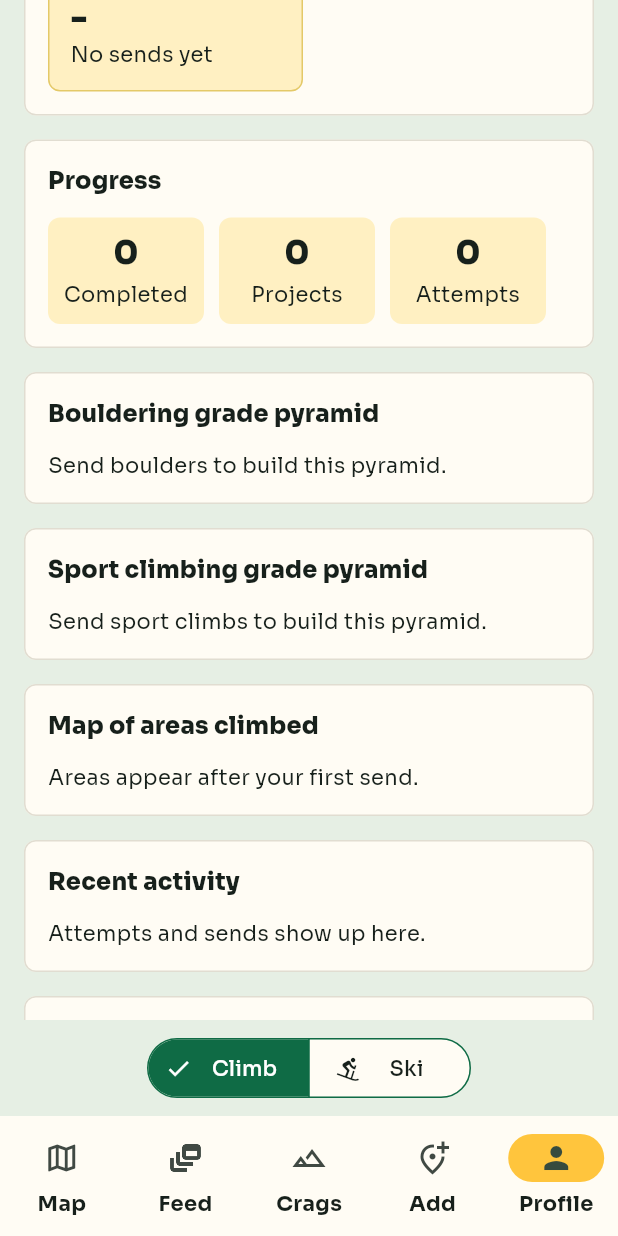
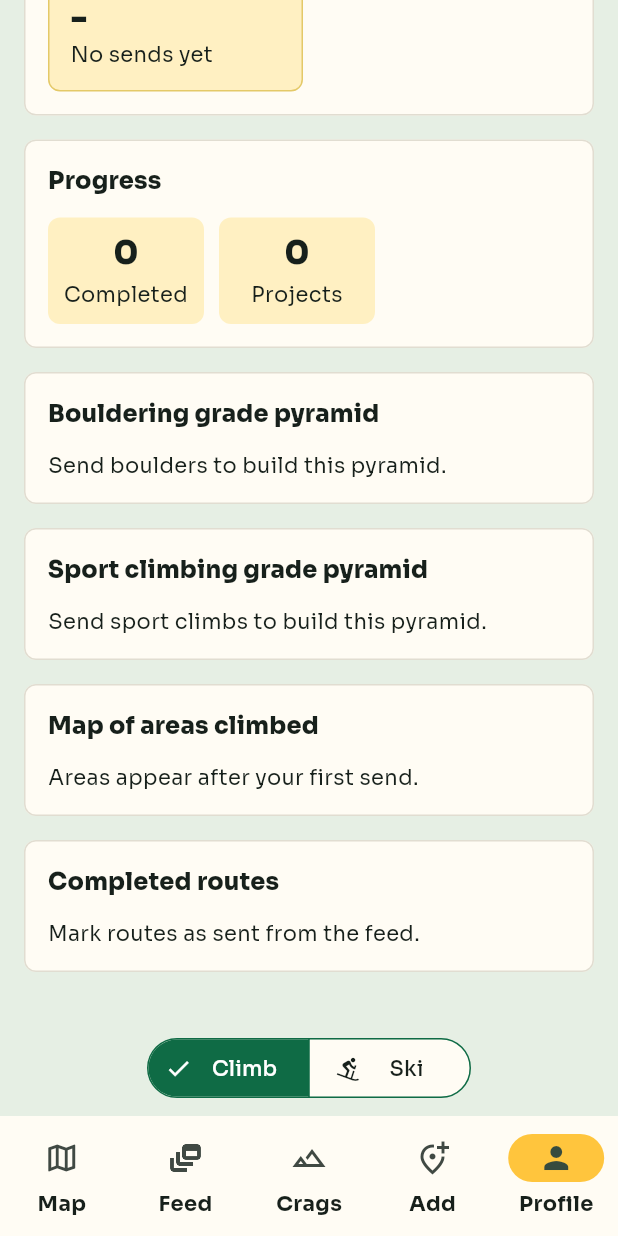
Before and after one commit to ClimbOn-creator/Climb-On-, a Flutter app: the ProfileScreen screen opened by its route, scrolled down 762 dp, on a phone screen of 412 x 824 dp. Run offline on Flutter 3.47's test engine with Material 3 defaults, Android fonts, the phone set to English and light mode, and no system bars; our stand-ins replace flutter_map, flutter_riverpod, geolocator, go_router, google_fonts, image_picker and 4 more; accounts and stored records are empty.

Commit message:
Simplify profile and remove attempts UI

```diff
--- a/lib/screens/profile_screen.dart
+++ b/lib/screens/profile_screen.dart
@@ -140,10 +140,6 @@ class _ProfileScreenState extends ConsumerState<ProfileScreen> {
                                 label: 'Projects',
                                 value: '${projectRoutes.length}',
                               ),
-                              _StatTile(
-                                label: 'Attempts',
-                                value: '${climbLog.attempts.length}',
-                              ),
                             ],
                           ),
                         ),
@@ -186,28 +182,12 @@ class _ProfileScreenState extends ConsumerState<ProfileScreen> {
                                 ),
                         ),
                         _SectionCard(
-                          title: 'Recent activity',
-                          child: _RecentActivity(
-                            sends: climbLog.sends,
-                            attempts: climbLog.attempts,
-                          ),
-                        ),
-                        _SectionCard(
                           title: 'Completed routes',
                           child: completedRoutes.isEmpty
                               ? const _EmptyProfileState(
                                   text: 'Mark routes as sent from the feed.',
                                 )
                               : _RouteList(routes: completedRoutes),
-                        ),
-                        _SectionCard(
-                          title: 'Tick list',
-                          child: projectRoutes.isEmpty
-                              ? const _EmptyProfileState(
-                                  text:
-                                      'Save routes to projects from the feed.',
-                                )
-                              : _RouteList(routes: projectRoutes),
                         ),
                         if (signedIn)
                           _AccountCard(
@@ -986,63 +966,6 @@ class _GradePyramid extends StatelessWidget {
   }
 }
 
-class _RecentActivity extends StatelessWidget {
-  const _RecentActivity({required this.sends, required this.attempts});
-
-  final List<Send> sends;
-  final List<Attempt> attempts;
-
-  @override
-  Widget build(BuildContext context) {
-    final activity = <_ActivityItem>[
-      for (final send in sends)
-        _ActivityItem(
-          icon: Icons.check_circle_outline,
-          title: send.routeName,
-          subtitle: 'Sent ${send.grade} - ${send.style}',
-          date: send.sentAt,
-        ),
-      for (final attempt in attempts)
-        _ActivityItem(
-          icon: Icons.add_task,
-          title: attempt.routeName,
-          subtitle: attempt.note,
-          date: attempt.attemptedAt,
-        ),
-    ]..sort((a, b) => b.date.compareTo(a.date));
-
-    if (activity.isEmpty) {
-      return const _EmptyProfileState(text: 'Attempts and sends show up here.');
-    }
-
-    return Column(
-      children: [
-        for (final item in activity.take(6))
-          ListTile(
-            contentPadding: EdgeInsets.zero,
-            leading: Icon(item.icon),
-            title: Text(item.title),
-            subtitle: Text(item.subtitle),
-          ),
-      ],
-    );
-  }
-}
-
-class _ActivityItem {
-  const _ActivityItem({
-    required this.icon,
-    required this.title,
-    required this.subtitle,
-    required this.date,
-  });
-
-  final IconData icon;
-  final String title;
-  final String subtitle;
-  final DateTime date;
-}
-
 class _RouteList extends StatelessWidget {
   const _RouteList({required this.routes});
 
```
Also changed, not shown: lib/widgets/route_card.dart (+0 -56 lines).
